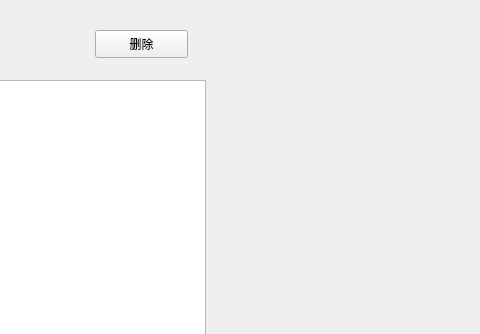
Before: the Qt Designer form qt_mvc/widget.ui in Dreamfuture1/test-of-qtcode, drawn with Qt 5; both pictures show x 405 to 885 and y 0 to 334 of the 885 by 622 pixel window.
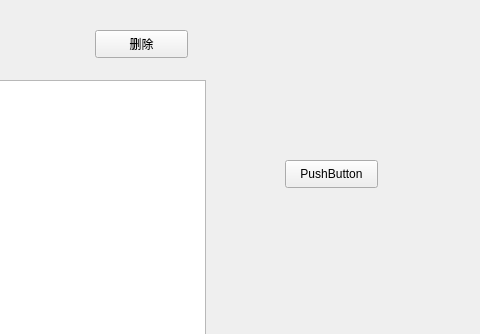
After: the same form once the commit is applied.

```diff
--- a/qt_mvc/widget.ui
+++ b/qt_mvc/widget.ui
@@ -85,6 +85,19 @@
     <string>删除</string>
    </property>
   </widget>
+  <widget class="QPushButton" name="pushButton_3">
+   <property name="geometry">
+    <rect>
+     <x>690</x>
+     <y>160</y>
+     <width>93</width>
+     <height>28</height>
+    </rect>
+   </property>
+   <property name="text">
+    <string>PushButton</string>
+   </property>
+  </widget>
  </widget>
  <layoutdefault spacing="6" margin="11"/>
  <resources/>
```
